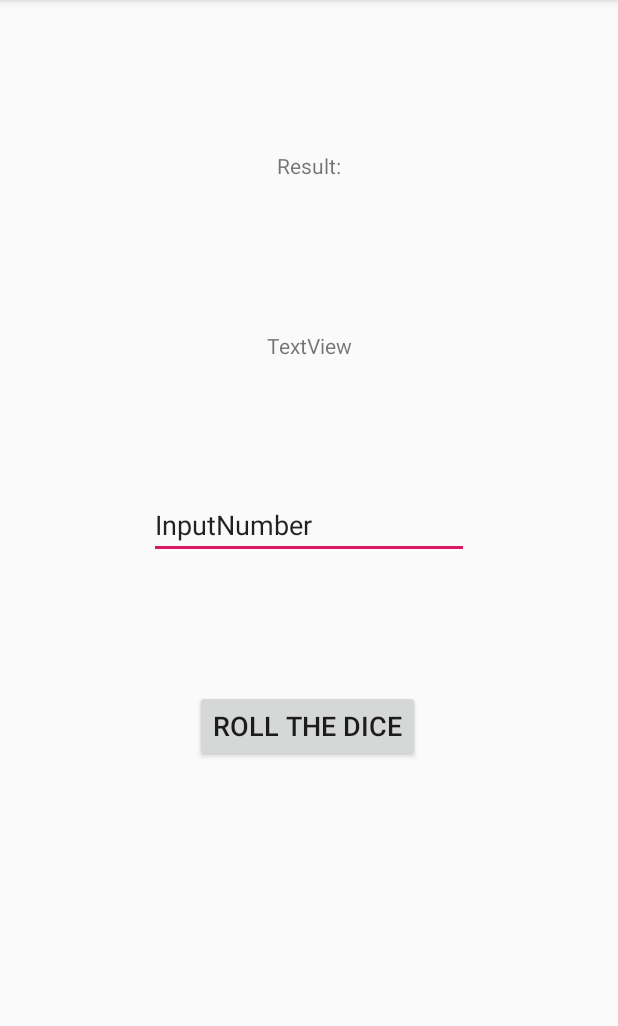
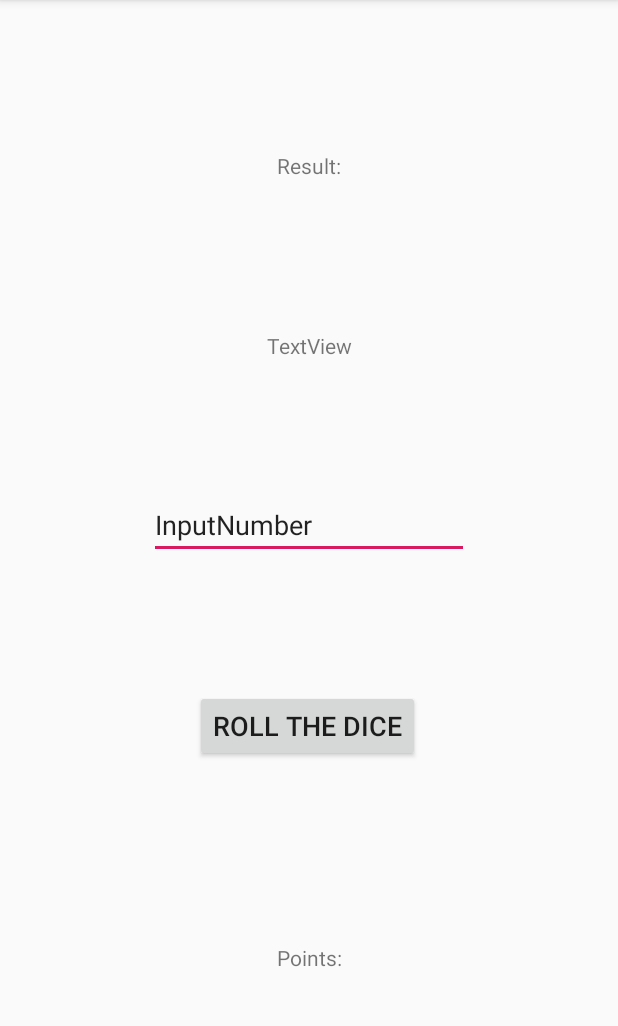
Before and after one commit to JPPedra/DiceRoller, an Android app: the screen it shows after launch (MainActivity), on a phone screen of 412 x 824 dp, the part 84-1110 px from its top. Run offline under Robolectric (Android 15) with nearby library versions, the phone set to English and light mode, and no system bars.

Commit message:
Level 3 part I commit. Did the score part: counting how many times the user won.
(Correction: previous commit was about Level 2 part I)

```diff
--- a/app/src/main/java/com/example/diceroller/MainActivity.java
+++ b/app/src/main/java/com/example/diceroller/MainActivity.java
@@ -9,7 +9,7 @@ package com.example.diceroller;
 
 
 public class MainActivity extends AppCompatActivity {
-
+    int count=0;
     @Override
     protected void onCreate(Bundle savedInstanceState) {
         super.onCreate(savedInstanceState);
@@ -17,6 +17,10 @@ public class MainActivity extends AppCompatActivity {
     }
 
     public void buttonclick(View view) {
+
+        TextView tv1 = this.findViewById(R.id.userpoints);
+
+        tv1.setText(Integer.toString(count));
 
         try{
 
@@ -32,13 +36,14 @@ public class MainActivity extends AppCompatActivity {
         TextView textView00 = this.findViewById(R.id.textView00);
 
 
-
       String puta = insertnumber.getText().toString();
       int insertnumber1 = Integer.parseInt(puta);
 
 
+
         if (number == insertnumber1) {
             textView00.setText("Congrats");
+            count++;
         }
         else{
             textView00.setText("Try Again");
--- a/app/src/main/res/layout/activity_main.xml
+++ b/app/src/main/res/layout/activity_main.xml
@@ -58,5 +58,18 @@
         app:layout_constraintTop_toBottomOf="@+id/numberTextView"
         tools:targetApi="o" />
 
+    <TextView
+        android:id="@+id/userpoints"
+        android:layout_width="wrap_content"
+        android:layout_height="wrap_content"
+        android:onClick="buttonclick"
+        android:text="@string/points"
+        app:layout_constraintBottom_toBottomOf="parent"
+        app:layout_constraintEnd_toEndOf="parent"
+        app:layout_constraintHorizontal_bias="0.501"
+        app:layout_constraintStart_toStartOf="parent"
+        app:layout_constraintTop_toBottomOf="@+id/TextView"
+        app:layout_constraintVertical_bias="0.502" />
+
 
 </androidx.constraintlayout.widget.ConstraintLayout>
--- a/app/src/main/res/values/strings.xml
+++ b/app/src/main/res/values/strings.xml
@@ -6,4 +6,5 @@
     <string name="textview">TextView</string>
     <string name="roll_the_dice">Roll The Dice</string>
     <string name="result">Result:</string>
+    <string name="points">Points:</string>
 </resources>
```
